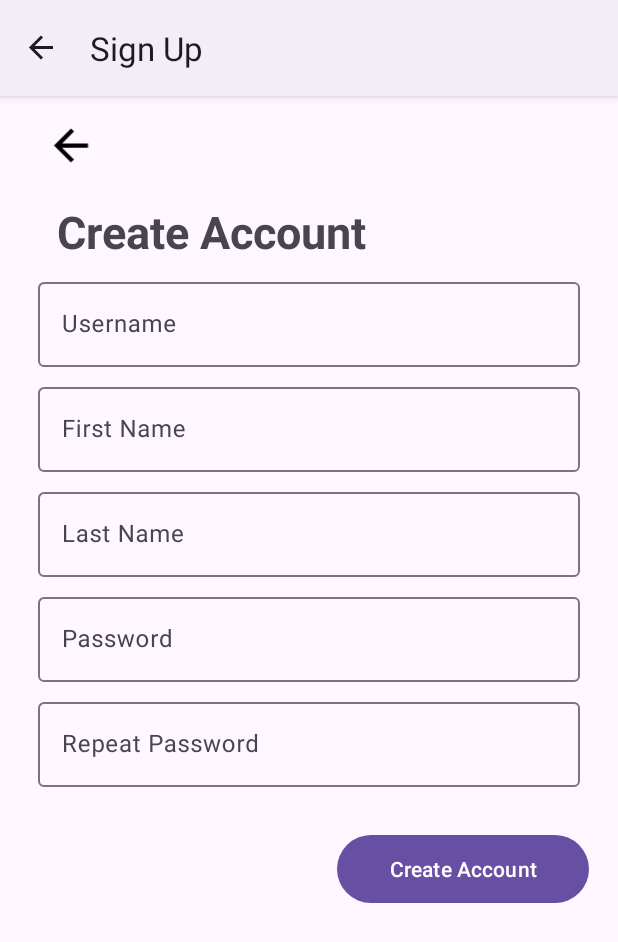
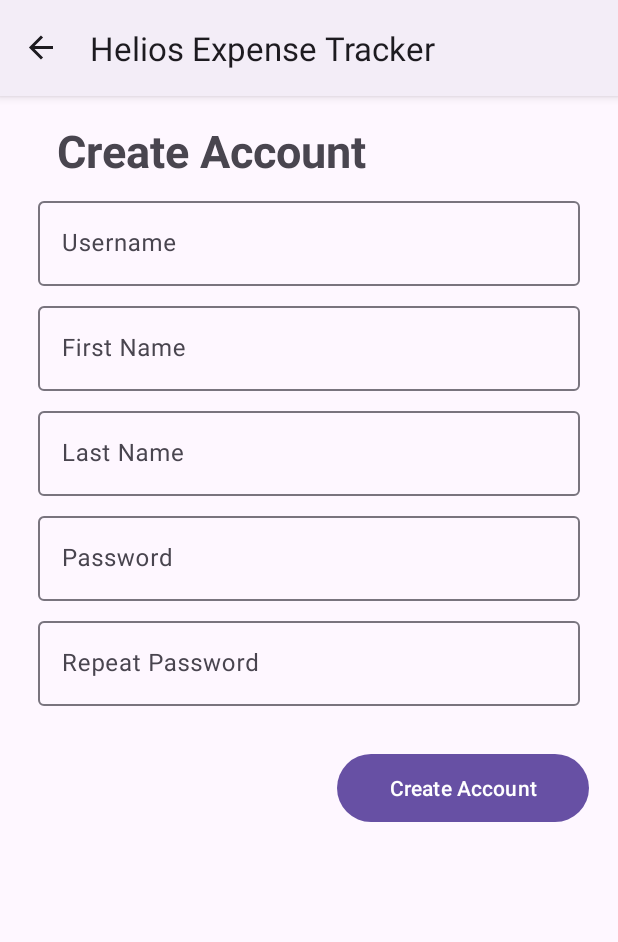
Before and after one commit to MarshandaP/ExpenseTrackerHelios, an Android app: the SignUpFragment screen opened through its navigation route, on a phone screen of 412 x 824 dp. Shown: the top 942 px of the screen. Run offline under Robolectric (Android 15) with nearby library versions, the phone set to English and light mode, and no system bars; our stand-ins replace navigation-ui.

Commit message:
Back & Title
Hapus tombol back & ganti title semua fragment

```diff
--- a/app/src/main/java/com/mardev/expensetrackerhelios/view/MainActivity.kt
+++ b/app/src/main/java/com/mardev/expensetrackerhelios/view/MainActivity.kt
@@ -41,6 +41,23 @@ class MainActivity : AppCompatActivity() {
                     binding.bottomNav.visibility = View.VISIBLE
                 }
             }
+
+            val noUpFragments = setOf(
+                R.id.ItemExpenseTrack,
+                R.id.ItemBudgeting,
+                R.id.ItemReport,
+                R.id.ItemProfile,
+                R.id.SignInFragment
+
+            )
+            if (destination.id in noUpFragments) {
+                supportActionBar?.setDisplayHomeAsUpEnabled(false)
+            } else {
+                supportActionBar?.setDisplayHomeAsUpEnabled(true)
+            }
+
+            supportActionBar?.title = "Helios Expense Tracker"
+
         }
 
 
--- a/app/src/main/java/com/mardev/expensetrackerhelios/view/SignUpFragment.kt
+++ b/app/src/main/java/com/mardev/expensetrackerhelios/view/SignUpFragment.kt
@@ -71,10 +71,6 @@ class SignUpFragment : Fragment() {
                 }
             }
         }
-
-        binding.back.setOnClickListener {
-            findNavController().navigateUp()
-        }
     }
 
     override fun onDestroyView() {
--- a/app/src/main/res/layout/fragment_sign_up.xml
+++ b/app/src/main/res/layout/fragment_sign_up.xml
@@ -14,14 +14,14 @@
             android:id="@+id/textView"
             android:layout_width="wrap_content"
             android:layout_height="wrap_content"
-            android:layout_marginTop="20dp"
+            android:layout_marginTop="16dp"
             android:text="Create Account"
             android:textSize="30sp"
             android:textStyle="bold"
             app:layout_constraintEnd_toEndOf="parent"
             app:layout_constraintHorizontal_bias="0.184"
             app:layout_constraintStart_toStartOf="parent"
-            app:layout_constraintTop_toBottomOf="@+id/back" />
+            app:layout_constraintTop_toTopOf="parent" />
 
         <com.google.android.material.textfield.TextInputLayout
             android:id="@+id/textInputLayout3"
@@ -126,16 +126,5 @@
             app:layout_constraintStart_toStartOf="parent"
             app:layout_constraintTop_toBottomOf="@+id/textInputLayout7" />
 
-        <ImageView
-            android:id="@+id/back"
-            android:layout_width="44dp"
-            android:layout_height="34dp"
-            android:layout_marginTop="16dp"
-            android:src="@drawable/baseline_arrow_back_24"
-            app:layout_constraintEnd_toEndOf="parent"
-            app:layout_constraintHorizontal_bias="0.068"
-            app:layout_constraintStart_toStartOf="parent"
-            app:layout_constraintTop_toTopOf="parent" />
-
     </androidx.constraintlayout.widget.ConstraintLayout>
 </FrameLayout>
```
